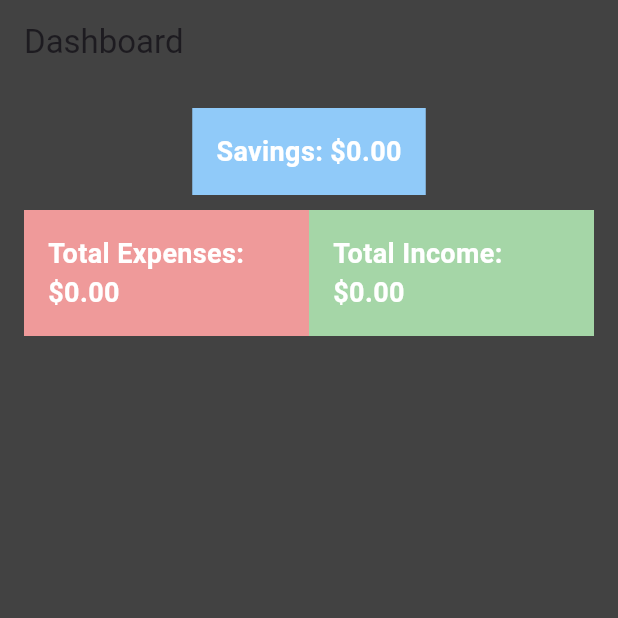
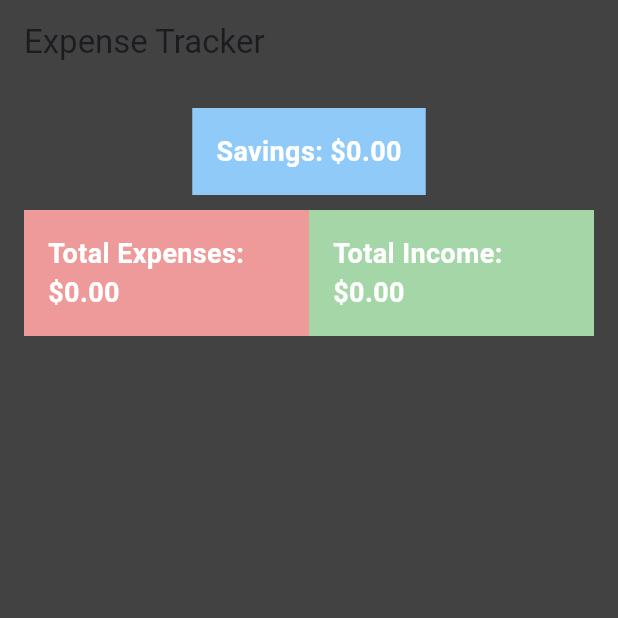
Before and after one commit to NgugiMuthoni/expense_tracker, a Flutter app: the DashboardScreen screen opened directly with empty values, on a phone screen of 412 x 824 dp, the top half of it. Run offline on Flutter 3.47's test engine with Material 3 defaults, Android fonts, the phone set to English and light mode, and no system bars; our stand-ins replace sqflite, sqflite_common_ffi; accounts and stored records are empty.

Commit message:
minor changes to dashboard_screen.dart

```diff
--- a/lib/screens/dashboard_screen.dart
+++ b/lib/screens/dashboard_screen.dart
@@ -16,7 +16,7 @@ class DashboardScreen extends StatelessWidget {
 
     return Scaffold(
       appBar: AppBar(
-        title: Text('Dashboard'),
+        title: Text('Expense Tracker'),
         backgroundColor: Colors.grey[800],
       ),
       body: Column(
```
